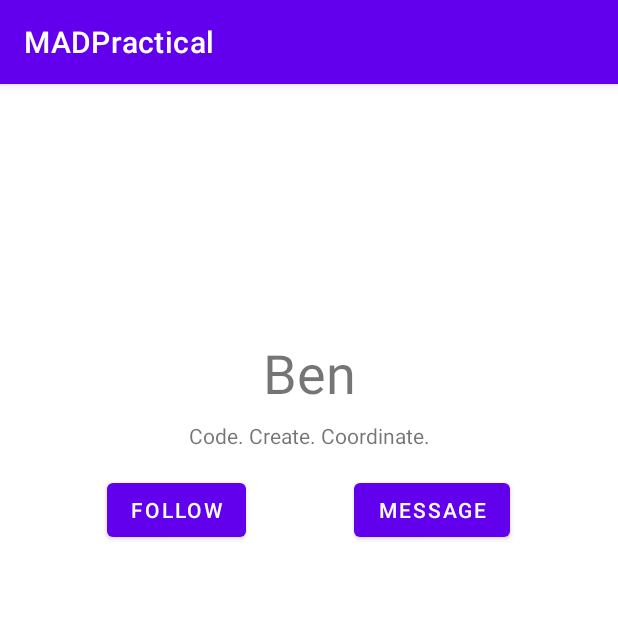
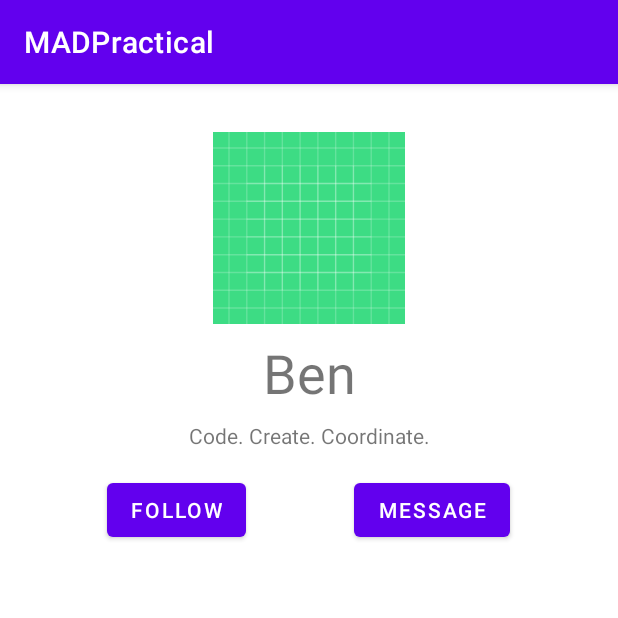
Before and after one commit to MAD11877/mad21-practical-2---android-activity-benwoo1110, an Android app: the screen it shows after launch (MainActivity), on a phone screen of 412 x 824 dp, the top half of it. Run offline under Robolectric (Android 15) with nearby library versions, the phone set to English and light mode, and no system bars.

Commit message:
Make image show.

```diff
--- a/app/src/main/res/layout/activity_main.xml
+++ b/app/src/main/res/layout/activity_main.xml
@@ -26,7 +26,8 @@
                 android:layout_marginTop="32dp"
                 android:contentDescription="profile picture"
                 android:foregroundGravity="center_horizontal"
-                tools:srcCompat="@tools:sample/avatars" />
+                app:srcCompat="@drawable/ic_launcher_background"
+                tools:srcCompat="@drawable/ic_launcher_background" />
 
             <TextView
                 android:id="@+id/textViewName"
```
